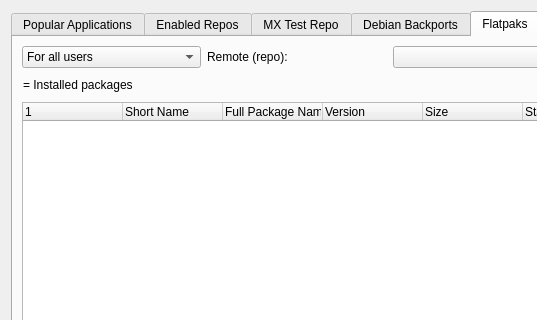
Old version of the form mx-packageinstaller/mainwindow.ui in the repository q4os/mxtools-for-debian; both pictures show x 0 to 537 and y 0 to 320 of the 800 by 600 pixel window.
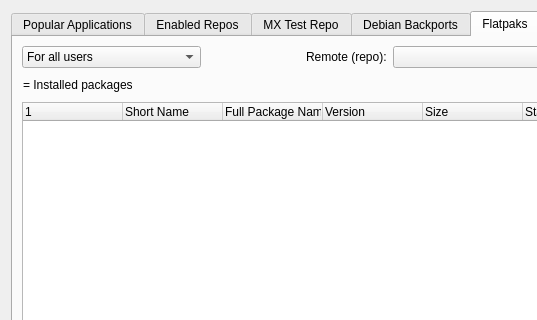
New version of the form. The open tabs and pages were chosen to show the change. Icons and pictures are not drawn.

```diff
--- a/mx-packageinstaller/mainwindow.ui
+++ b/mx-packageinstaller/mainwindow.ui
@@ -1159,7 +1159,7 @@
          </item>
         </widget>
        </item>
-       <item row="0" column="1">
+       <item row="0" column="1" alignment="Qt::AlignRight">
         <widget class="QLabel" name="labelRepo">
          <property name="text">
           <string>Remote (repo):</string>
```
Left out of the diff: 68 changed lines with no effect on the pictures.
